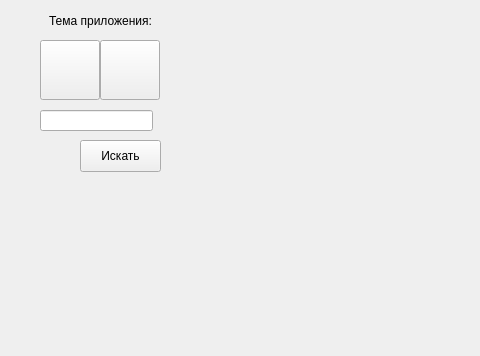
kartash-me/yandex-maps, file files/ui.ui: the form before one commit; both pictures show x 0 to 480 and y 0 to 356 of the 791 by 450 pixel window.
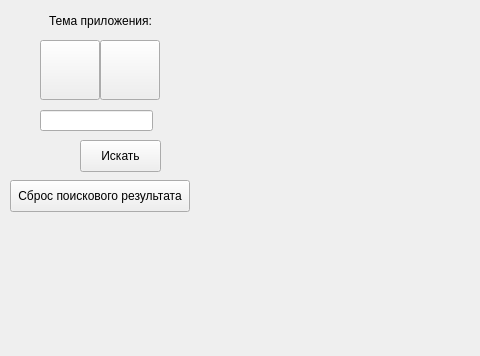
The form after the commit.

Commit message: Lenin erases dots from the map (task 7)

```diff
--- a/files/ui.ui
+++ b/files/ui.ui
@@ -100,6 +100,19 @@
      </rect>
     </property>
    </widget>
+   <widget class="QPushButton" name="reset_button">
+    <property name="geometry">
+     <rect>
+      <x>10</x>
+      <y>180</y>
+      <width>180</width>
+      <height>32</height>
+     </rect>
+    </property>
+    <property name="text">
+     <string>Сброс поискового результата</string>
+    </property>
+   </widget>
   </widget>
  </widget>
  <resources/>
```
The commit also changes 1 other file.
